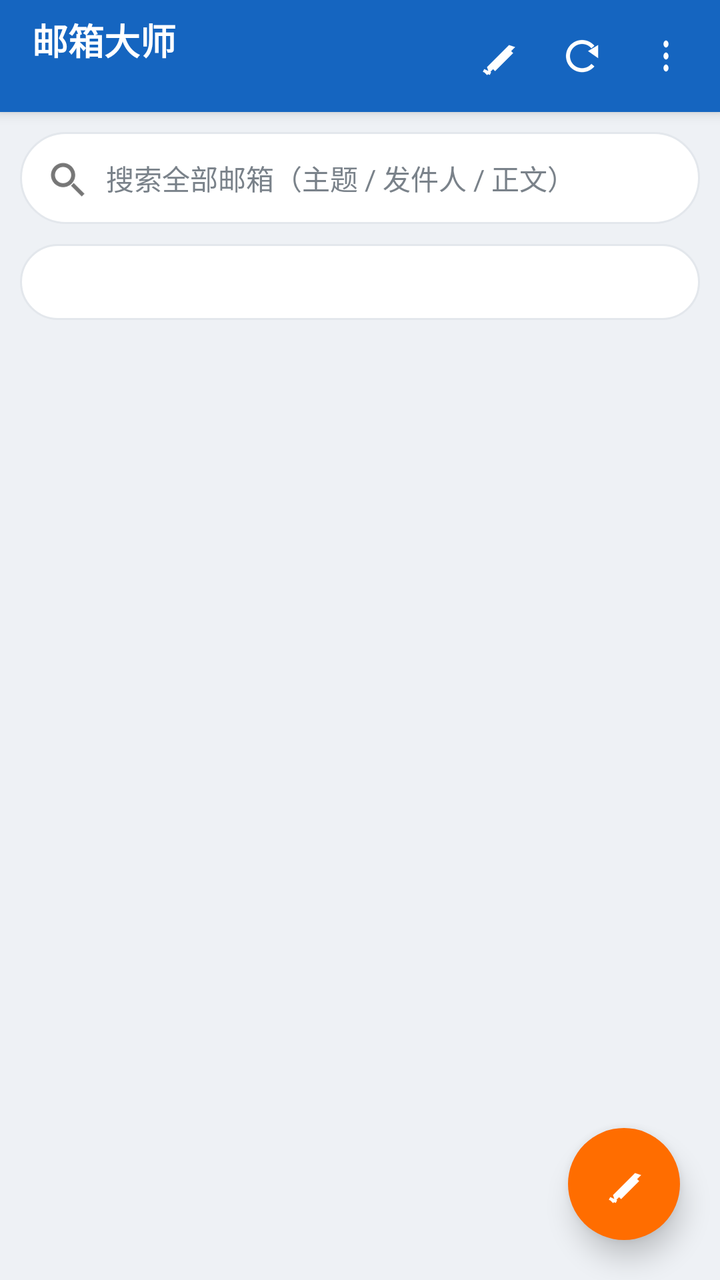
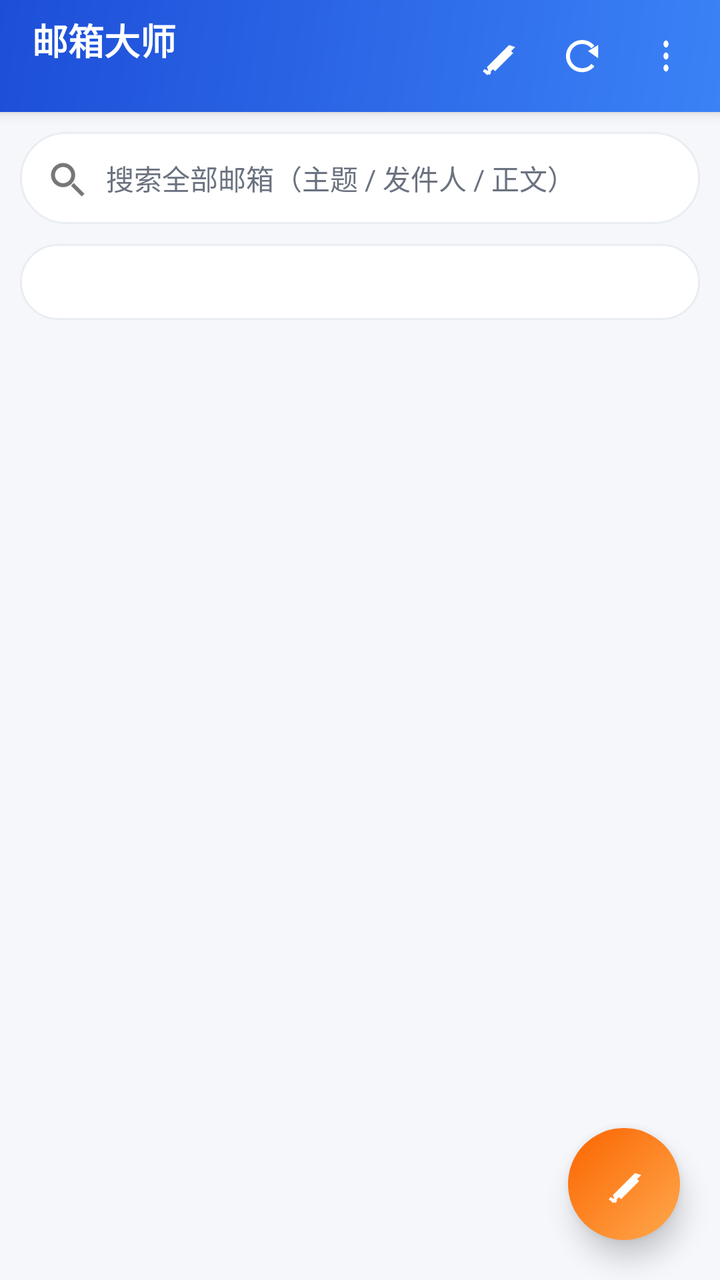

Two renders of the same Android screen: before a commit and after it. Below are the layout's source before the change and the commit's diff.
<!-- AndroidManifest.xml: application theme AppTheme -->
<!-- res/layout/activity_main.xml -->
<?xml version="1.0" encoding="utf-8"?>
<FrameLayout xmlns:android="http://schemas.android.com/apk/res/android"
    android:layout_width="match_parent"
    android:layout_height="match_parent">

    <LinearLayout
        android:layout_width="match_parent"
        android:layout_height="match_parent"
        android:orientation="vertical">

        
        <android.widget.Toolbar
            android:id="@+id/toolbar"
            android:layout_width="match_parent"
            android:layout_height="?android:attr/actionBarSize"
            android:background="@color/primary"
            android:elevation="4dp"
            android:contentInsetStart="0dp"
            android:contentInsetLeft="0dp">

            <LinearLayout
                android:layout_width="match_parent"
                android:layout_height="match_parent"
                android:orientation="horizontal"
                android:gravity="center_vertical"
                android:paddingLeft="16dp"
                android:paddingRight="6dp">

                <LinearLayout
                    android:layout_width="0dp"
                    android:layout_height="wrap_content"
                    android:layout_weight="1"
                    android:orientation="vertical">

                    <TextView
                        android:id="@+id/tv_title"
                        android:layout_width="wrap_content"
                        android:layout_height="wrap_content"
                        android:text="@string/app_name"
                        android:textColor="@color/on_primary"
                        android:textSize="18sp"
                        android:textStyle="bold" />

                    <TextView
                        android:id="@+id/tv_subtitle"
                        android:layout_width="wrap_content"
                        android:layout_height="wrap_content"
                        android:textColor="@color/on_primary_sub"
                        android:textSize="12sp" />

                </LinearLayout>

                <ImageButton
                    android:id="@+id/btn_compose"
                    android:layout_width="42dp"
                    android:layout_height="42dp"
                    android:src="@drawable/ic_compose_white"
                    android:scaleType="center"
                    android:background="?android:attr/selectableItemBackgroundBorderless"
                    android:contentDescription="@string/content_compose" />

                <ImageButton
                    android:id="@+id/btn_refresh"
                    android:layout_width="42dp"
                    android:layout_height="42dp"
                    android:src="@drawable/ic_refresh_white"
                    android:scaleType="center"
                    android:background="?android:attr/selectableItemBackgroundBorderless"
                    android:contentDescription="@string/content_refresh" />

                <ImageButton
                    android:id="@+id/btn_more"
                    android:layout_width="42dp"
                    android:layout_height="42dp"
                    android:src="@drawable/ic_more_white"
                    android:scaleType="center"
                    android:background="?android:attr/selectableItemBackgroundBorderless"
                    android:contentDescription="@string/content_more" />

            </LinearLayout>
        </android.widget.Toolbar>

        
        <EditText
            android:id="@+id/et_search"
            android:layout_width="match_parent"
            android:layout_height="wrap_content"
            android:layout_margin="10dp"
            android:hint="@string/hint_search"
            android:padding="11dp"
            android:drawableStart="@drawable/ic_search_gray"
            android:drawablePadding="8dp"
            android:textSize="14sp"
            android:textColorHint="@color/sub"
            android:background="@drawable/bg_search"
            android:singleLine="true" />

        
        <LinearLayout
            android:id="@+id/filter_bar"
            android:layout_width="match_parent"
            android:layout_height="wrap_content"
            android:orientation="vertical"
            android:paddingLeft="10dp"
            android:paddingRight="10dp"
            android:paddingBottom="4dp">

            <Spinner
                android:id="@+id/spinner_account"
                android:layout_width="match_parent"
                android:layout_height="38dp"
                android:layout_marginBottom="6dp"
                android:background="@drawable/bg_search"
                android:paddingLeft="12dp"
                android:paddingRight="12dp" />

            <HorizontalScrollView
                android:layout_width="match_parent"
                android:layout_height="wrap_content"
                android:scrollbars="none">

                <LinearLayout
                    android:id="@+id/chip_row"
                    android:layout_width="wrap_content"
                    android:layout_height="wrap_content"
                    android:orientation="horizontal" />
            </HorizontalScrollView>
        </LinearLayout>

        
        <ListView
            android:id="@+id/list"
            android:layout_width="match_parent"
            android:layout_height="0dp"
            android:layout_weight="1"
            android:divider="@null"
            android:dividerHeight="0dp"
            android:clipToPadding="false"
            android:paddingTop="2dp"
            android:paddingBottom="88dp"
            android:scrollbars="none" />

        <LinearLayout
            android:id="@+id/tv_empty"
            android:layout_width="match_parent"
            android:layout_height="0dp"
            android:layout_weight="1"
            android:orientation="vertical"
            android:gravity="center"
            android:visibility="gone">

            <ImageView
                android:layout_width="120dp"
                android:layout_height="120dp"
                android:src="@drawable/ic_empty"
                android:contentDescription="@string/no_messages" />

            <TextView
                android:id="@+id/tv_empty_text"
                android:layout_width="wrap_content"
                android:layout_height="wrap_content"
                android:layout_marginTop="12dp"
                android:text="@string/search_no_result"
                android:textSize="14sp"
                android:textColor="@color/sub" />
        </LinearLayout>

    </LinearLayout>

    
    <ImageButton
        android:id="@+id/fab"
        android:layout_width="56dp"
        android:layout_height="56dp"
        android:layout_gravity="bottom|end"
        android:layout_margin="20dp"
        android:src="@drawable/ic_compose_white"
        android:scaleType="center"
        android:background="@drawable/bg_fab"
        android:elevation="8dp"
        android:contentDescription="@string/content_compose" />

</FrameLayout>
<!-- resources referenced by this layout -->
<resources>
  <color name="on_primary">#FFFFFF</color>
  <color name="on_primary_sub">#C5DCF7</color>
  <color name="primary">#1565C0</color>
  <color name="sub">#7A828A</color>
  <!-- drawable bg_fab (drawable) -->
  <?xml version="1.0" encoding="utf-8"?>
  <shape xmlns:android="http://schemas.android.com/apk/res/android"
      android:shape="oval">
      <solid android:color="@color/accent" />
  </shape>
  <!-- drawable bg_search (drawable) -->
  <?xml version="1.0" encoding="utf-8"?>
  <shape xmlns:android="http://schemas.android.com/apk/res/android"
      android:shape="rectangle">
      <solid android:color="@color/card" />
      <corners android:radius="24dp" />
      <stroke android:width="1dp" android:color="@color/divider" />
  </shape>
  <!-- drawable ic_compose_white: png bitmap (drawable-hdpi, 381 bytes) -->
  <!-- drawable ic_empty: png bitmap (drawable-hdpi, 1395 bytes) -->
  <!-- drawable ic_more_white: png bitmap (drawable-hdpi, 234 bytes) -->
  <!-- drawable ic_refresh_white: png bitmap (drawable-hdpi, 839 bytes) -->
  <!-- drawable ic_search_gray: png bitmap (drawable-hdpi, 1406 bytes) -->
  <string name="app_name">邮箱大师</string>
  <string name="content_compose">写邮件</string>
  <string name="content_more">更多</string>
  <string name="content_refresh">刷新</string>
  <string name="hint_search">搜索全部邮箱（主题 / 发件人 / 正文）</string>
  <string name="no_messages">暂无邮件</string>
  <string name="search_no_result">没有匹配的邮件</string>
  <style name="AppTheme" parent="@android:style/Theme.Material.Light.NoActionBar">
          <item name="android:colorPrimary">@color/primary</item>
          <item name="android:colorPrimaryDark">@color/primary_dark</item>
          <item name="android:colorAccent">@color/primary</item>
          <item name="android:windowBackground">@color/bg</item>
          <item name="android:statusBarColor">@color/primary_dark</item>
      </style>
  <color name="accent">#FF6D00</color>
  <color name="card">#FFFFFF</color>
  <color name="divider">#E3E7EC</color>
  <color name="primary_dark">#0D47A1</color>
  <color name="bg">#EEF1F5</color>
</resources>

<!-- the commit's change to res/layout/activity_main.xml (unified diff, before → after) -->
@@ -13,7 +13,7 @@
             android:id="@+id/toolbar"
             android:layout_width="match_parent"
             android:layout_height="?android:attr/actionBarSize"
-            android:background="@color/primary"
+            android:background="@drawable/bg_toolbar"
             android:elevation="4dp"
             android:contentInsetStart="0dp"
             android:contentInsetLeft="0dp">
<!-- resource entries referenced after the edit -->
@@ -1,14 +1,17 @@
 <!-- resources referenced by this layout -->
 <resources>
   <color name="on_primary">#FFFFFF</color>
-  <color name="on_primary_sub">#C5DCF7</color>
-  <color name="primary">#1565C0</color>
-  <color name="sub">#7A828A</color>
+  <color name="on_primary_sub">#DCE7FF</color>
+  <color name="primary">#2563EB</color>
+  <color name="sub">#6B7280</color>
   <!-- drawable bg_fab (drawable) -->
   <?xml version="1.0" encoding="utf-8"?>
   <shape xmlns:android="http://schemas.android.com/apk/res/android"
       android:shape="oval">
-      <solid android:color="@color/accent" />
+      <gradient
+          android:angle="135"
+          android:startColor="#FFA94D"
+          android:endColor="#FB6400" />
   </shape>
   <!-- drawable bg_search (drawable) -->
   <?xml version="1.0" encoding="utf-8"?>
@@ -17,6 +20,15 @@
       <solid android:color="@color/card" />
       <corners android:radius="24dp" />
       <stroke android:width="1dp" android:color="@color/divider" />
+  </shape>
+  <!-- drawable bg_toolbar (drawable) -->
+  <?xml version="1.0" encoding="utf-8"?>
+  <shape xmlns:android="http://schemas.android.com/apk/res/android"
+      android:shape="rectangle">
+      <gradient
+          android:angle="135"
+          android:startColor="@color/grad_start"
+          android:endColor="@color/grad_end" />
   </shape>
   <!-- drawable ic_compose_white: png bitmap (drawable-hdpi, 381 bytes) -->
   <!-- drawable ic_empty: png bitmap (drawable-hdpi, 1395 bytes) -->
@@ -37,10 +49,11 @@
           <item name="android:windowBackground">@color/bg</item>
           <item name="android:statusBarColor">@color/primary_dark</item>
       </style>
-  <color name="accent">#FF6D00</color>
   <color name="card">#FFFFFF</color>
-  <color name="divider">#E3E7EC</color>
-  <color name="primary_dark">#0D47A1</color>
-  <color name="bg">#EEF1F5</color>
+  <color name="divider">#EAEDF2</color>
+  <color name="grad_start">#3B82F6</color>
+  <color name="grad_end">#1D4ED8</color>
+  <color name="primary_dark">#1E3A8A</color>
+  <color name="bg">#F5F7FB</color>
 </resources>
 
